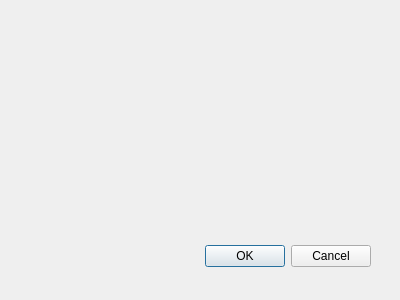
The window that compactness_calculator_dialog_base.ui (gerrymandr/qgis-compactness) describes before a commit, drawn with Qt 5.
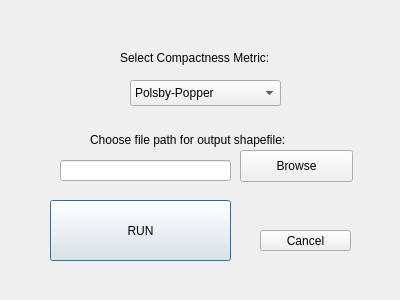
The same window after the commit.

Commit message: add boxes to dialog

```diff
--- a/compactness_calculator_dialog_base.ui
+++ b/compactness_calculator_dialog_base.ui
@@ -12,20 +12,109 @@
   <property name="windowTitle" >
    <string>Compactness Calculator</string>
   </property>
-  <widget class="QDialogButtonBox" name="button_box" >
-   <property name="geometry" >
+  <widget class="QPushButton" name="pushButton">
+   <property name="geometry">
     <rect>
-     <x>30</x>
-     <y>240</y>
-     <width>341</width>
+     <x>50</x>
+     <y>200</y>
+     <width>181</width>
+     <height>61</height>
+    </rect>
+   </property>
+   <property name="text">
+    <string>RUN</string>
+   </property>
+  </widget>
+  <widget class="QComboBox" name="comboBox">
+   <property name="geometry">
+    <rect>
+     <x>130</x>
+     <y>80</y>
+     <width>151</width>
+     <height>26</height>
+    </rect>
+   </property>
+   <item>
+    <property name="text">
+     <string>Polsby-Popper</string>
+    </property>
+   </item>
+   <item>
+    <property name="text">
+     <string>Reock</string>
+    </property>
+   </item>
+   <item>
+    <property name="text">
+     <string>Convex-Hull</string>
+    </property>
+   </item>
+   <item>
+    <property name="text">
+     <string>Schwartzberg</string>
+    </property>
+   </item>
+  </widget>
+  <widget class="QLabel" name="label">
+   <property name="geometry">
+    <rect>
+     <x>120</x>
+     <y>50</y>
+     <width>181</width>
+     <height>16</height>
+    </rect>
+   </property>
+   <property name="text">
+    <string>Select Compactness Metric:</string>
+   </property>
+  </widget>
+  <widget class="QLineEdit" name="lineEdit">
+   <property name="geometry">
+    <rect>
+     <x>60</x>
+     <y>160</y>
+     <width>171</width>
+     <height>21</height>
+    </rect>
+   </property>
+  </widget>
+  <widget class="QPushButton" name="pushButton_2">
+   <property name="geometry">
+    <rect>
+     <x>240</x>
+     <y>150</y>
+     <width>113</width>
      <height>32</height>
     </rect>
    </property>
-   <property name="orientation" >
-    <enum>Qt::Horizontal</enum>
+   <property name="text">
+    <string>Browse</string>
    </property>
-   <property name="standardButtons" >
-    <set>QDialogButtonBox::Cancel|QDialogButtonBox::Ok</set>
+  </widget>
+  <widget class="QPushButton" name="pushButton_3">
+   <property name="geometry">
+    <rect>
+     <x>260</x>
+     <y>230</y>
+     <width>91</width>
+     <height>21</height>
+    </rect>
+   </property>
+   <property name="text">
+    <string>Cancel</string>
+   </property>
+  </widget>
+  <widget class="QLabel" name="label_2">
+   <property name="geometry">
+    <rect>
+     <x>90</x>
+     <y>130</y>
+     <width>251</width>
+     <height>20</height>
+    </rect>
+   </property>
+   <property name="text">
+    <string>Choose file path for output shapefile:</string>
    </property>
   </widget>
  </widget>
```
Left out of the diff: 44 changed lines with no effect on the pictures. The commit also changes 1 other file.
